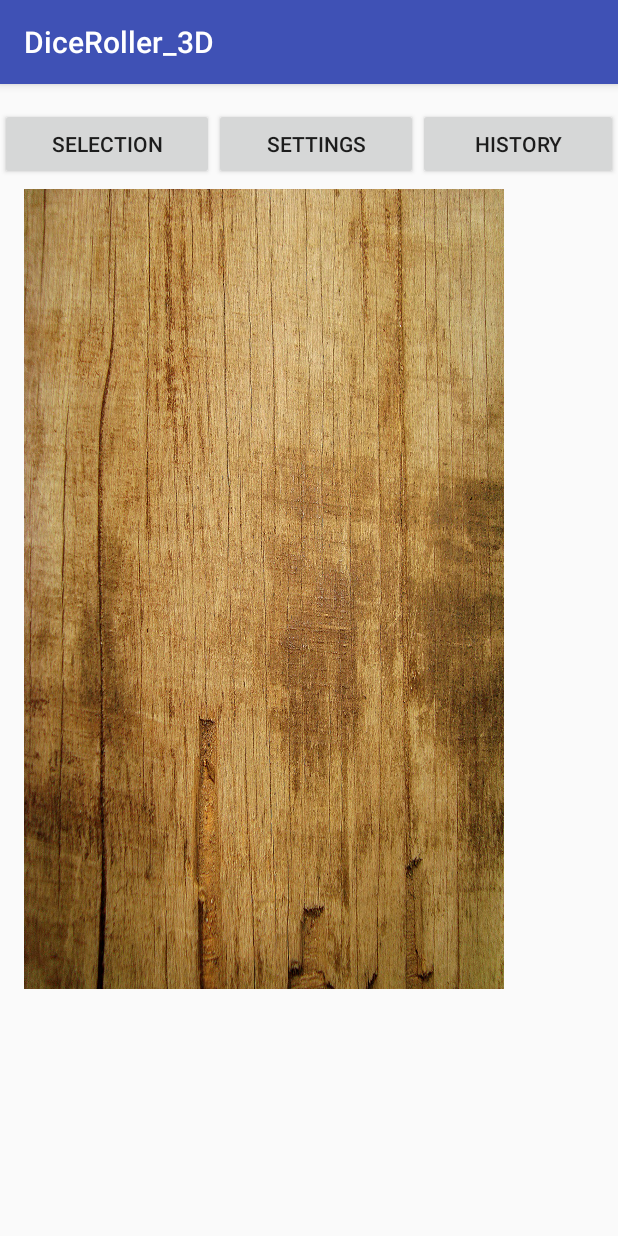
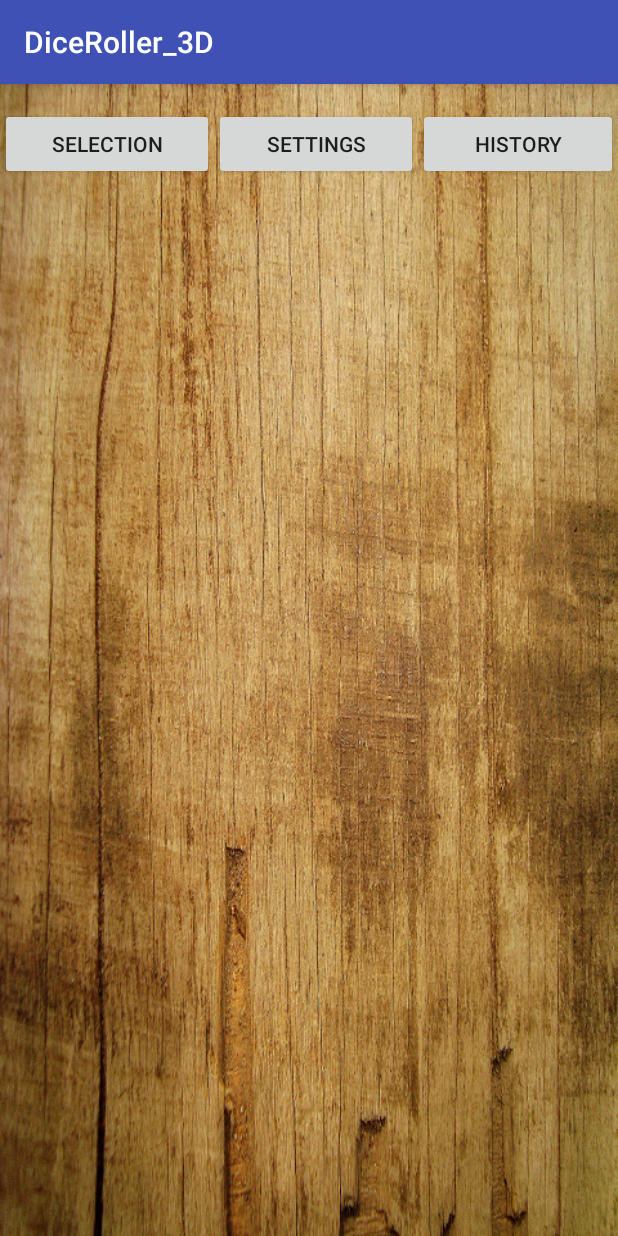
Before and after one commit to Kaiden25/DiceRoller_3D, an Android app: the screen it shows after launch (RollActivity), on a phone screen of 412 x 824 dp. Run offline under Robolectric (Android 15) with nearby library versions, the phone set to English and light mode, and no system bars.

Commit message:
moved background image from gridpane to constraint layout

```diff
--- a/app/src/main/res/layout/activity_history.xml
+++ b/app/src/main/res/layout/activity_history.xml
@@ -4,6 +4,7 @@
     xmlns:tools="http://schemas.android.com/tools"
     android:layout_width="match_parent"
     android:layout_height="match_parent"
-    tools:context="strecha.com.diceroller_3d.HistoryActivity">
+    tools:context="strecha.com.diceroller_3d.HistoryActivity"
+    android:background="@drawable/background">
 
 </android.support.constraint.ConstraintLayout>
--- a/app/src/main/res/layout/activity_roll.xml
+++ b/app/src/main/res/layout/activity_roll.xml
@@ -4,13 +4,13 @@
     xmlns:tools="http://schemas.android.com/tools"
     android:layout_width="match_parent"
     android:layout_height="match_parent"
-    tools:context="strecha.com.diceroller_3d.RollActivity">
+    tools:context="strecha.com.diceroller_3d.RollActivity"
+    android:background="@drawable/background">
 
     <GridLayout
         android:layout_width="wrap_content"
         android:layout_height="wrap_content"
         android:layout_weight="1"
-        android:background="@drawable/background"
         app:layout_constraintTop_toTopOf="parent"
         android:layout_marginTop="70dp"
         android:layout_marginLeft="16dp"
--- a/app/src/main/res/layout/activity_selection.xml
+++ b/app/src/main/res/layout/activity_selection.xml
@@ -4,6 +4,7 @@
     xmlns:tools="http://schemas.android.com/tools"
     android:layout_width="match_parent"
     android:layout_height="match_parent"
-    tools:context="strecha.com.diceroller_3d.SelectionActivity">
+    tools:context="strecha.com.diceroller_3d.SelectionActivity"
+    android:background="@drawable/background">
 
 </android.support.constraint.ConstraintLayout>
--- a/app/src/main/res/layout/activity_settings.xml
+++ b/app/src/main/res/layout/activity_settings.xml
@@ -4,6 +4,7 @@
     xmlns:tools="http://schemas.android.com/tools"
     android:layout_width="match_parent"
     android:layout_height="match_parent"
-    tools:context="strecha.com.diceroller_3d.SettingsActivity">
+    tools:context="strecha.com.diceroller_3d.SettingsActivity"
+    android:background="@drawable/background">
 
 </android.support.constraint.ConstraintLayout>
```
